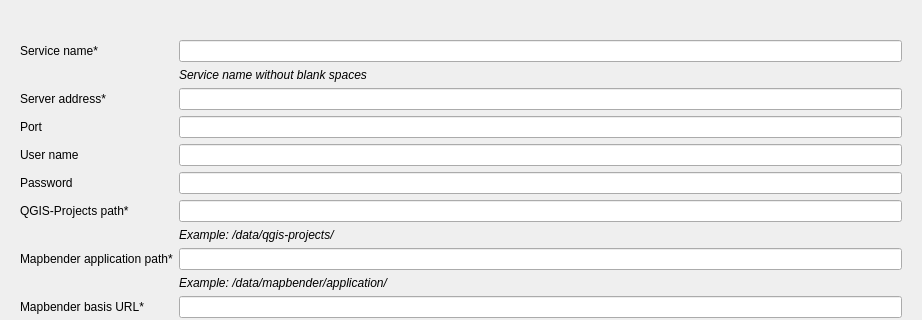
WhereGroup/QGIS2Mapbender, file mapbender_plugin/dialogs/ui/edit_server_section_dialog.ui: the form before one commit; both pictures show x 0 to 922 and y 0 to 320 of the 922 by 592 pixel window.
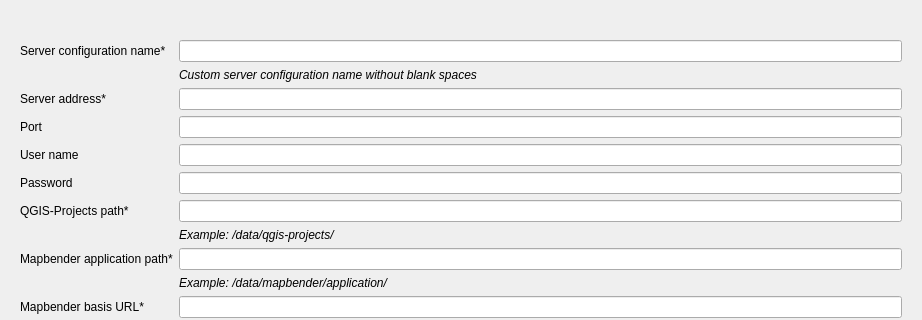
The form after the commit. Icons and pictures are not drawn. Custom widgets are drawn as their Qt base class.

Commit message: update ui: replace wording "service" with "server configuration", set icon left

The edit to the form file:
```diff
--- a/mapbender_plugin/dialogs/ui/edit_server_section_dialog.ui
+++ b/mapbender_plugin/dialogs/ui/edit_server_section_dialog.ui
@@ -25,7 +25,7 @@
         <item row="0" column="0">
          <widget class="QLabel" name="editServiceNameLabel">
           <property name="text">
-           <string>Service name*</string>
+           <string>Server configuration name*</string>
           </property>
          </widget>
         </item>
@@ -99,7 +99,7 @@
            </font>
           </property>
           <property name="text">
-           <string>Service name without blank spaces</string>
+           <string>Custom server configuration name without blank spaces</string>
           </property>
          </widget>
         </item>
```
Left out of the diff: 2 changed lines with no effect on the pictures. The commit also changes 1 other file.
